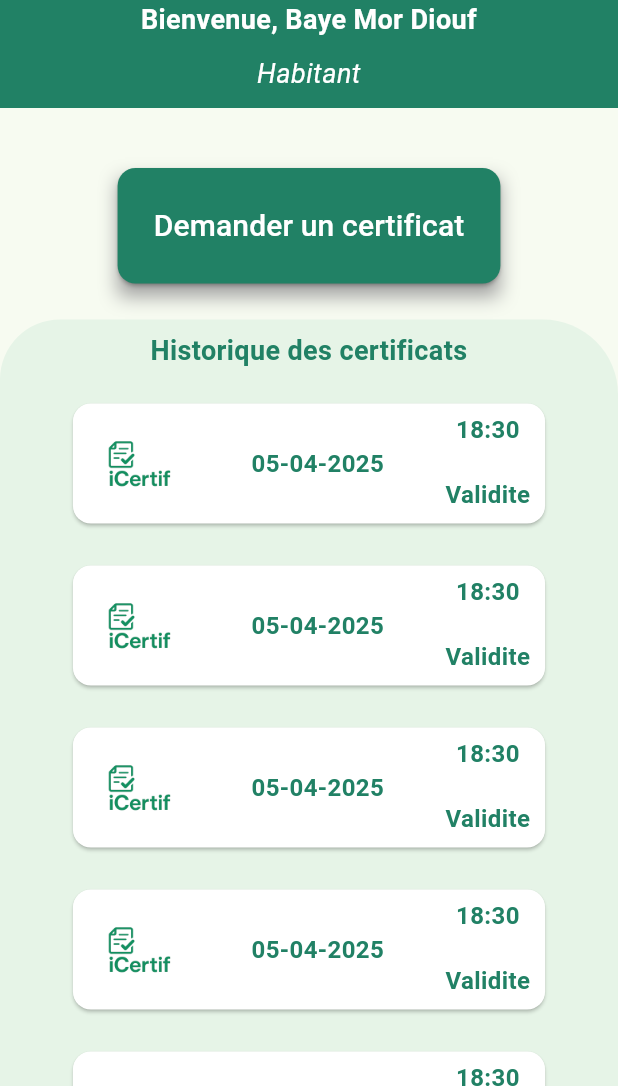
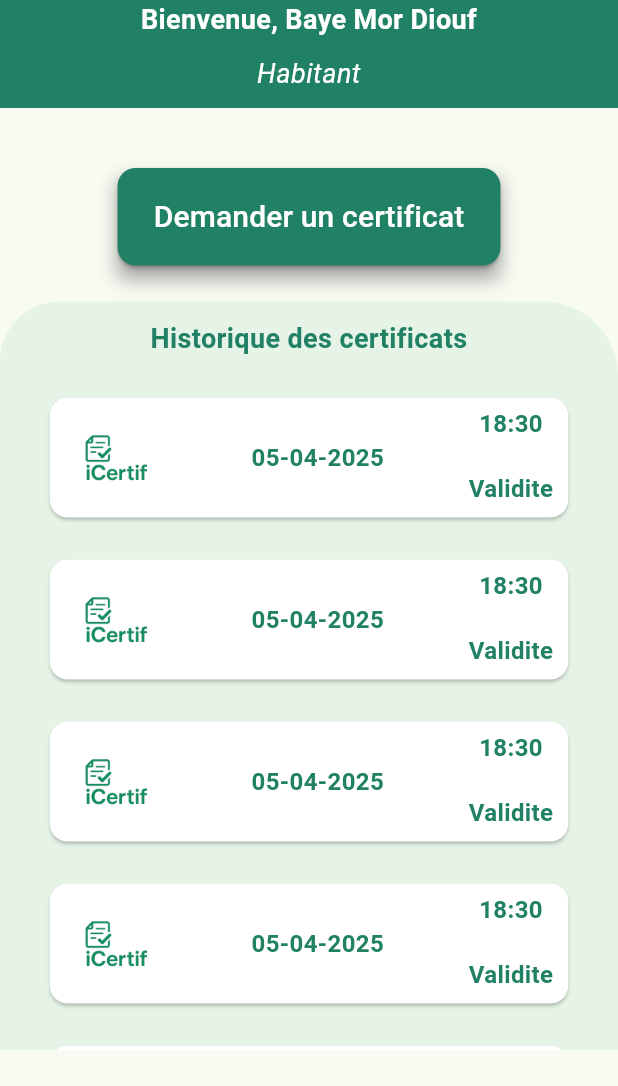
Before and after one commit to ibrahima8-ndiaye/Gestion-de-Certificat, a Flutter app: the screen it shows after launch, after a tap on "Connexion", on a phone screen of 412 x 824 dp, the part 150-1236 px from its top. Run offline on Flutter 3.47's test engine with Material 3 defaults, Android fonts, the phone set to English and light mode, and no system bars.

Commit message:
bug installation sur android fixe et travail sur la navigation entre pages

```diff
--- a/lib/acceuil.dart
+++ b/lib/acceuil.dart
@@ -1,6 +1,4 @@
 import 'package:flutter/material.dart';
-import 'package:gestion_certificats/acceuil_hab.dart';
-import 'package:gestion_certificats/connexion.dart';
 import 'package:gestion_certificats/header.dart';
 import 'package:gestion_certificats/inscription.dart';
 import 'package:gestion_certificats/reinitialisation.dart';
--- a/lib/acceuil_hab.dart
+++ b/lib/acceuil_hab.dart
@@ -15,11 +15,8 @@ class _AcceuilHabitantState extends State<AcceuilHabitant> {
   Widget build(BuildContext context) {
     return Material(
       child: Scaffold(
-        // appBar: _appbar(context, "Baye Mor Diouf", "Habitant")
         appBar: MyCustomAppbar(nomUtilisateur: "Baye Mor Diouf", profilUtilisateur: "Habitant",),
         body: Column(
-          // mainAxisAlignment: MainAxisAlignment.spaceEvenly,
-          // crossAxisAlignment: CrossAxisAlignment.stretch,
           children: [
             _boutonDemande(context),
             _historiqueCertificats(context),
@@ -50,7 +47,7 @@ class _AcceuilHabitantState extends State<AcceuilHabitant> {
           foregroundColor: Color.fromARGB(155, 218, 236, 230),
         ),
         child: Padding(
-          padding: const EdgeInsets.symmetric(horizontal: 24, vertical: 6),
+          padding: const EdgeInsets.symmetric(horizontal: 24),
           child: Text(
             "Demander un certificat",
             style: TextStyle(fontSize: 20, color: Colors.white),
@@ -62,13 +59,13 @@ class _AcceuilHabitantState extends State<AcceuilHabitant> {
 
 
   _historiqueCertificats(context) {
-    final double heightElementsEnHaut = 339; // cette valeur a ete determine manuellement, implementation a ameliorer
+    final double heightElementsEnHaut = 375; // cette valeur a ete determine manuellement, implementation a ameliorer
 
     return MyCustomCard(
       child: Column(
         children: [
           Padding(
-            padding: EdgeInsets.symmetric(vertical: 8),
+            padding: EdgeInsets.symmetric(vertical: 12),
             child: Text(
               "Historique des certificats",
               textAlign: TextAlign.center,
@@ -76,7 +73,7 @@ class _AcceuilHabitantState extends State<AcceuilHabitant> {
             ),
           ),
           Container(
-            padding: EdgeInsets.symmetric(horizontal: 24),
+            padding: EdgeInsets.symmetric(horizontal: 12),
             height: MediaQuery.of(context).size.height - heightElementsEnHaut,
             child: ListView(
                 children: [
--- a/lib/appbar.dart
+++ b/lib/appbar.dart
@@ -1,5 +1,4 @@
 import 'package:flutter/material.dart';
-import 'package:gestion_certificats/acceuil.dart';
 import 'package:gestion_certificats/connexion.dart';
 
 // il faut appeler le constructeur MyCustomAppbar.titled() pour les pages ou il y a le bouton
@@ -56,13 +55,13 @@ class _MyCustomAppbarState extends State<MyCustomAppbar> {
             elevation: 10,
             backgroundColor: Color.fromARGB(245, 33, 129, 101),
           ),
-          _appbarBottom()
+          appbarBottom()
         ]
       ),
     );
   }
 
-  _appbarBottom() {
+  Widget appbarBottom() {
     if(widget.title == null) {
       return Column(
         children: [
@@ -98,7 +97,7 @@ class _MyCustomAppbarState extends State<MyCustomAppbar> {
           mainAxisAlignment: MainAxisAlignment.spaceBetween,
           children: [
             TextButton(
-              onPressed: () {},
+              onPressed: () { Navigator.pop(context); },
               style: TextButton.styleFrom(
                 foregroundColor: Colors.white,
               ),
--- a/lib/connexion.dart
+++ b/lib/connexion.dart
@@ -1,6 +1,9 @@
 import 'package:flutter/material.dart';
 import 'package:gestion_certificats/acceuil_hab.dart';
+import 'package:gestion_certificats/appbar.dart';
 import 'package:gestion_certificats/header.dart';
+import 'package:gestion_certificats/inscription.dart';
+import 'package:gestion_certificats/reinitialisation.dart';
 
 class Connexion extends StatefulWidget {
   const Connexion({super.key});
@@ -21,12 +24,51 @@ class _ConnexionState extends State<Connexion> {
           MyCustomHeader(),
           SizedBox(height: 50,),
           Padding(
-            padding: EdgeInsets.symmetric(horizontal: MediaQuery.of(context).size.width / 8),
-            child: MyCustomForm(),
+            padding: EdgeInsets.symmetric(horizontal: MediaQuery.of(context).size.width / 12),
+            child: Column(
+              children: [
+                MyCustomForm(),
+                SizedBox(height: 20,),
+                _bottomRow(context)
+              ],
+            ),
           ),
-          SizedBox(height: 20,),
         ],
       ),
+    );
+  }
+
+    _bottomRow(context) {
+    return Row(
+      mainAxisAlignment: MainAxisAlignment.spaceBetween,
+      children: [
+        TextButton(
+          onPressed: () {
+            setState(() {
+                // indexPageCourant = 2;
+                Navigator.push(
+                  context,
+                  MaterialPageRoute(builder: (context) => Reinitialisation()),
+                );
+              });
+          },
+          child: const Text("Mot de passe oublie ?",
+            style: TextStyle(color: Colors.green),
+          ),
+        ),
+        TextButton(
+            onPressed: () {
+              setState(() {
+                // indexPageCourant = 1;
+                Navigator.push(
+                  context,
+                  MaterialPageRoute(builder: (context) => Inscription()),
+                );
+              });
+            },
+            child: const Text("Creer un compte", style: TextStyle(color: Colors.green),)
+        )
+      ],
     );
   }
 }
--- a/lib/custom_card.dart
+++ b/lib/custom_card.dart
@@ -8,7 +8,7 @@ class MyCustomCard extends StatelessWidget {
   @override
   Widget build(BuildContext context) {
     return Container(
-      padding: EdgeInsets.symmetric(horizontal: MediaQuery.of(context).size.width / 20),
+      padding: EdgeInsets.symmetric(horizontal: MediaQuery.of(context).size.width / 24),
       // height: MediaQuery.of(context).size.height - heightElementsEnHaut,
       decoration: ShapeDecoration(
         shape: RoundedRectangleBorder(
--- a/lib/main.dart
+++ b/lib/main.dart
@@ -1,9 +1,5 @@
 import 'package:flutter/material.dart';
-import 'package:gestion_certificats/acceuil.dart';
-import 'package:firebase_auth/firebase_auth.dart';
-import 'package:gestion_certificats/acceuil_hab.dart';
 import 'package:gestion_certificats/connexion.dart';
-import 'package:gestion_certificats/demande_certificat.dart';
 
 // dark green
 // Color.fromARGB(255, 33, 129, 101)
```
Also changed, not shown: lib/demande_certificat.dart (+4 -3 lines), lib/reinitialisation.dart (+12 -3 lines), 2 other files.
